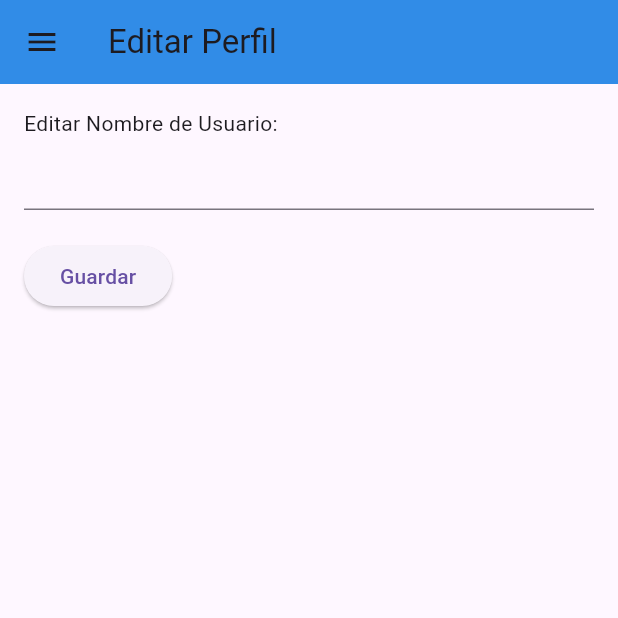
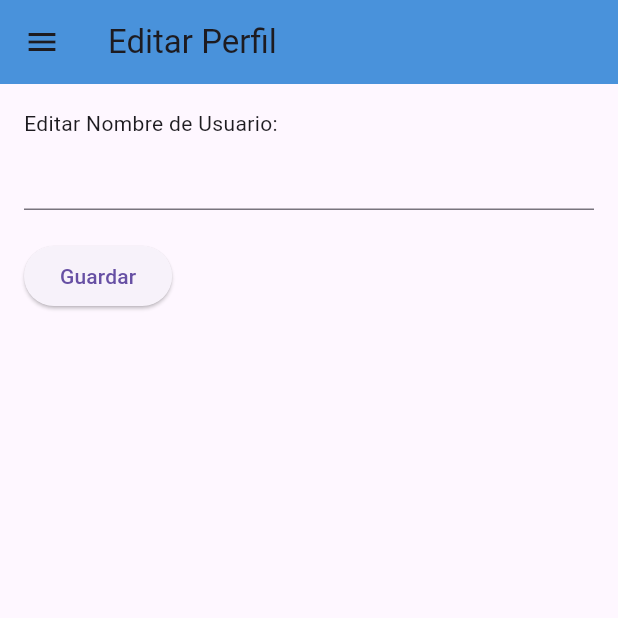
Before and after one commit to Abrajam7611/MediStock_Movil, a Flutter app: the BaseScaffold screen opened directly, on a phone screen of 412 x 824 dp, the top half of it. Run offline on Flutter 3.47's test engine with Material 3 defaults, Android fonts, the phone set to English and light mode, and no system bars.

Commit message:
Corrección

```diff
--- a/lib/widgets/base_scaffold.dart
+++ b/lib/widgets/base_scaffold.dart
@@ -12,7 +12,7 @@ class BaseScaffold extends StatelessWidget {
     return Scaffold(
       appBar: AppBar(
         title: Text(title),
-        backgroundColor: const Color.fromARGB(255, 49, 140, 231),
+        backgroundColor: const Color.fromARGB(255, 73, 146, 219),
       ),
       drawer: Drawer(
         child: Container(
```
